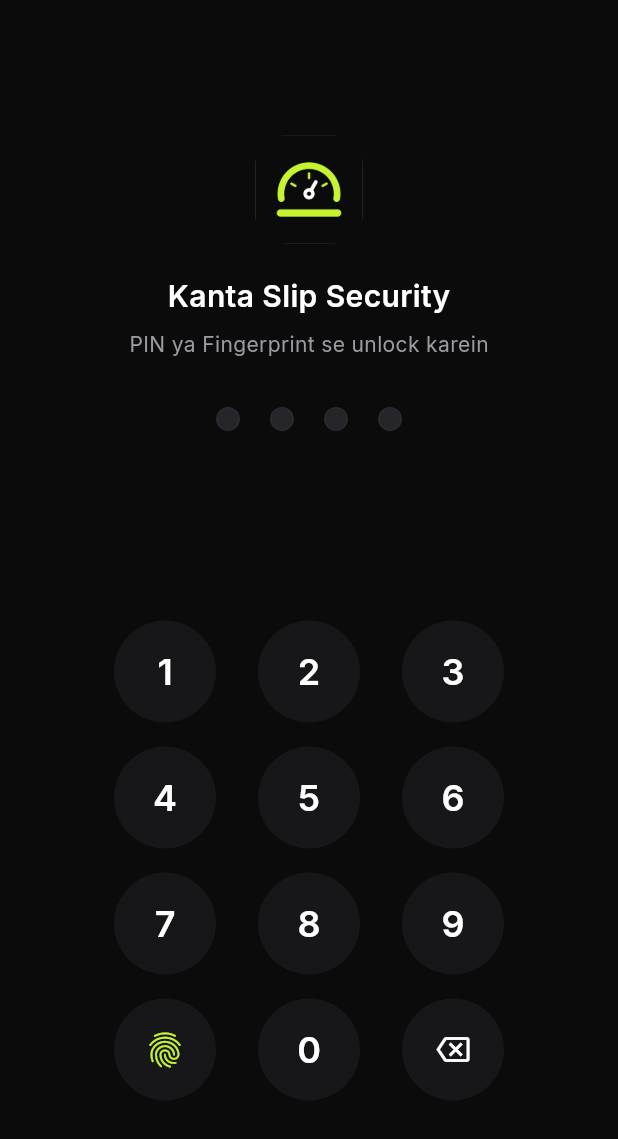
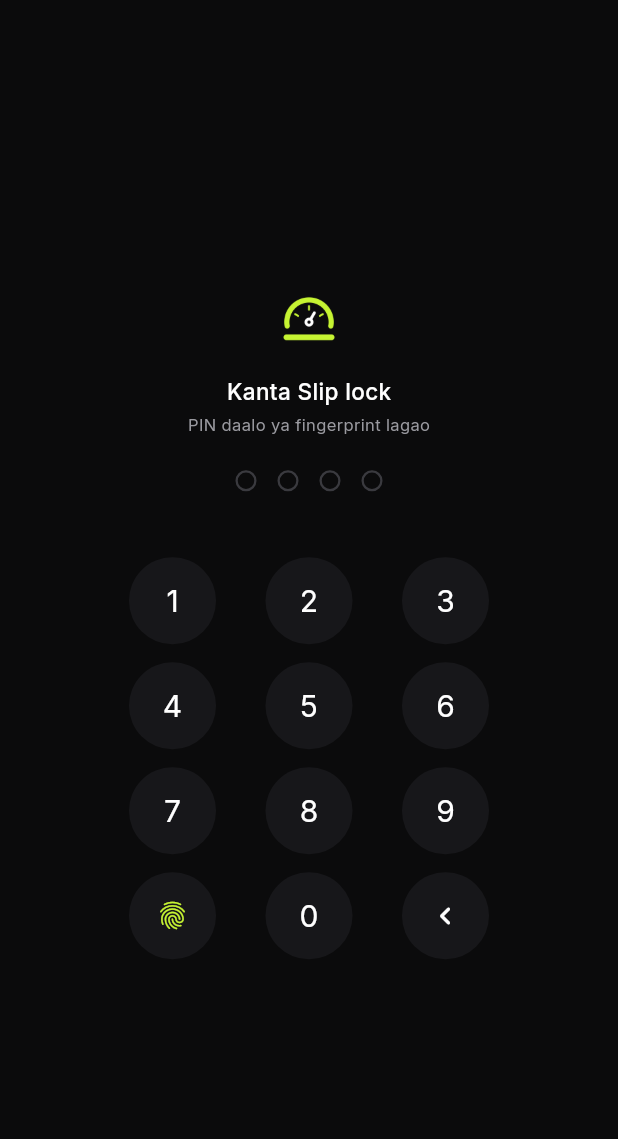
Before and after one commit to DINESH0768/JOSHI-SALES, a Flutter app: the LockScreen screen opened directly with empty values, on a phone screen of 412 x 824 dp. Shown: the top 1139 px of the screen. Run offline on Flutter 3.47's test engine with Material 3 defaults, Android fonts, the phone set to English and light mode, and no system bars; our stand-ins replace drift, flutter_riverpod, flutter_secure_storage, go_router, local_auth; accounts and stored records are empty; generated files the repository leaves out were written again.

Commit message:
Align Milestone 1 UI screens with design reference and update app branding
- Update Splash Screen, Lock Screen, Home Header, Floating Bottom Nav, and Settings Screen to match HTML design specs exactly
- Replace 'J' text avatar in Home Header with official Kanta Slip logo square
- Configure launcher icon with background #0B0B0C and branding assets
- Update GoRouter routes and unit/widget tests

Co-authored-by: DINESH0768 <161393071+DINESH0768@users.noreply.github.com>

```diff
--- a/lib/core/navigation/app_router.dart
+++ b/lib/core/navigation/app_router.dart
@@ -3,6 +3,8 @@ import 'package:go_router/go_router.dart';
 import '../../core/widgets/floating_bottom_nav.dart';
 import '../../core/widgets/placeholder_screen.dart';
 import '../../features/home/presentation/home_screen.dart';
+import '../../features/settings/presentation/settings_screen.dart';
+import '../../features/splash/presentation/splash_screen.dart';
 
 final GlobalKey<NavigatorState> _rootNavigatorKey = GlobalKey<NavigatorState>();
 final GlobalKey<NavigatorState> _shellNavigatorKey = GlobalKey<NavigatorState>();
@@ -11,6 +13,14 @@ final appRouter = GoRouter(
   navigatorKey: _rootNavigatorKey,
   initialLocation: '/home',
   routes: [
+    GoRoute(
+      path: '/splash',
+      builder: (context, state) => const SplashScreen(),
+    ),
+    GoRoute(
+      path: '/settings',
+      builder: (context, state) => const SettingsScreen(),
+    ),
     ShellRoute(
       navigatorKey: _shellNavigatorKey,
       builder: (context, state, child) {
--- a/lib/features/lock/presentation/lock_screen.dart
+++ b/lib/features/lock/presentation/lock_screen.dart
@@ -42,7 +42,7 @@ class _LockScreenState extends State<LockScreen> {
         }
       }
     } catch (_) {
-      // Biometrics fallback to PIN
+      // Biometrics fallback
     }
   }
 
@@ -69,7 +69,12 @@ class _LockScreenState extends State<LockScreen> {
   }
 
   Future<void> _verifyPin() async {
-    final savedPin = await _storage.read(key: 'user_pin') ?? '1234';
+    String? savedPin;
+    try {
+      savedPin = await _storage.read(key: 'user_pin');
+    } catch (_) {}
+    savedPin ??= '1234';
+
     if (_enteredPin == savedPin) {
       widget.onUnlocked();
     } else {
@@ -85,13 +90,15 @@ class _LockScreenState extends State<LockScreen> {
     }
   }
 
-  Widget _buildKeypadButton(String text, {VoidCallback? onTap, Widget? icon}) {
-    return InkWell(
-      onTap: onTap ?? () => _onKeyPress(text),
-      borderRadius: BorderRadius.circular(36),
+  Widget _buildKeypadButton({String? text, VoidCallback? onTap, Widget? icon}) {
+    return Material(
+      color: Colors.transparent,
+      child: InkWell(
+        onTap: onTap ?? (text != null ? () => _onKeyPress(text) : null),
+        borderRadius: BorderRadius.circular(29),
         child: Container(
-        width: 68,
-        height: 68,
+          width: 58,
+          height: 58,
           alignment: Alignment.center,
           decoration: const BoxDecoration(
             color: AppColors.surface2,
@@ -99,11 +106,12 @@ class _LockScreenState extends State<LockScreen> {
           ),
           child: icon ??
               Text(
-              text,
+                text ?? '',
                 style: const TextStyle(
                   color: AppColors.text,
-                fontSize: 24,
-                fontWeight: FontWeight.w600,
+                  fontSize: 20,
+                  fontWeight: FontWeight.w400,
+                ),
               ),
         ),
       ),
@@ -115,37 +123,40 @@ class _LockScreenState extends State<LockScreen> {
     return Scaffold(
       backgroundColor: AppColors.bg,
       body: SafeArea(
-        child: Padding(
-          padding: const EdgeInsets.symmetric(horizontal: 24),
+        child: Center(
+          child: SingleChildScrollView(
+            padding: const EdgeInsets.symmetric(horizontal: 24, vertical: 10),
             child: Column(
               mainAxisAlignment: MainAxisAlignment.center,
               children: [
-              const Spacer(),
+                // Logo Icon Square
                 Container(
-                width: 72,
-                height: 72,
+                  width: 56,
+                  height: 56,
                   decoration: BoxDecoration(
-                  color: AppColors.surface2,
-                  borderRadius: BorderRadius.circular(20),
-                  border: Border.all(color: AppColors.border, width: 0.5),
+                    borderRadius: BorderRadius.circular(13),
                   ),
+                  clipBehavior: Clip.antiAlias,
                   child: Image.asset('assets/branding/app_icon_dark.png'),
                 ),
-              const SizedBox(height: 20),
+                const SizedBox(height: 10),
                 const Text(
-                'Kanta Slip Security',
+                  'Kanta Slip lock',
                   style: TextStyle(
                     color: AppColors.text,
-                  fontSize: 20,
-                  fontWeight: FontWeight.w600,
+                    fontSize: 15,
+                    fontWeight: FontWeight.w500,
                   ),
                 ),
-              const SizedBox(height: 8),
+                const SizedBox(height: 4),
                 const Text(
-                'PIN ya Fingerprint se unlock karein',
-                style: TextStyle(color: AppColors.muted, fontSize: 14),
+                  'PIN daalo ya fingerprint lagao',
+                  style: TextStyle(
+                    color: AppColors.muted,
+                    fontSize: 11,
                   ),
-              const SizedBox(height: 32),
+                ),
+                const SizedBox(height: 22),
 
                 // PIN dots
                 Row(
@@ -153,84 +164,93 @@ class _LockScreenState extends State<LockScreen> {
                   children: List.generate(4, (index) {
                     final isFilled = index < _enteredPin.length;
                     return Container(
-                    margin: const EdgeInsets.symmetric(horizontal: 10),
-                    width: 16,
-                    height: 16,
+                      margin: const EdgeInsets.symmetric(horizontal: 7),
+                      width: 14,
+                      height: 14,
                       decoration: BoxDecoration(
                         shape: BoxShape.circle,
-                      color: isFilled ? AppColors.lime : AppColors.surface3,
+                        color: isFilled ? AppColors.lime : Colors.transparent,
                         border: Border.all(
-                        color: isFilled ? AppColors.lime : AppColors.border,
-                        width: 1,
+                          color: isFilled ? AppColors.lime : const Color(0xFF3A3A3F),
+                          width: 1.5,
                         ),
                       ),
                     );
                   }),
                 ),
 
-              const SizedBox(height: 16),
+                const SizedBox(height: 12),
                 SizedBox(
-                height: 20,
+                  height: 18,
                   child: _errorText.isNotEmpty
-                    ? Text(_errorText, style: const TextStyle(color: AppColors.danger, fontSize: 13))
+                      ? Text(
+                          _errorText,
+                          style: const TextStyle(color: AppColors.danger, fontSize: 12),
+                        )
                       : null,
                 ),
 
-              const Spacer(),
+                const SizedBox(height: 14),
 
-              // Numeric Keypad (1-9, 0, backspace, fingerprint)
+                // Keypad Grid 3x4
                 SizedBox(
-                width: 260,
+                  width: 240,
                   child: Column(
                     children: [
                       Row(
                         mainAxisAlignment: MainAxisAlignment.spaceBetween,
                         children: [
-                        _buildKeypadButton('1'),
-                        _buildKeypadButton('2'),
-                        _buildKeypadButton('3'),
+                          _buildKeypadButton(text: '1'),
+                          _buildKeypadButton(text: '2'),
+                          _buildKeypadButton(text: '3'),
                         ],
                       ),
-                    const SizedBox(height: 16),
+                      const SizedBox(height: 12),
                       Row(
                         mainAxisAlignment: MainAxisAlignment.spaceBetween,
                         children: [
-                        _buildKeypadButton('4'),
-                        _buildKeypadButton('5'),
-                        _buildKeypadButton('6'),
+                          _buildKeypadButton(text: '4'),
+                          _buildKeypadButton(text: '5'),
+                          _buildKeypadButton(text: '6'),
                         ],
                       ),
-                    const SizedBox(height: 16),
+                      const SizedBox(height: 12),
                       Row(
                         mainAxisAlignment: MainAxisAlignment.spaceBetween,
                         children: [
-                        _buildKeypadButton('7'),
-                        _buildKeypadButton('8'),
-                        _buildKeypadButton('9'),
+                          _buildKeypadButton(text: '7'),
+                          _buildKeypadButton(text: '8'),
+                          _buildKeypadButton(text: '9'),
                         ],
                       ),
-                    const SizedBox(height: 16),
+                      const SizedBox(height: 12),
                       Row(
                         mainAxisAlignment: MainAxisAlignment.spaceBetween,
                         children: [
                           _buildKeypadButton(
-                          '',
                             onTap: _checkBiometrics,
-                          icon: const Icon(Icons.fingerprint, color: AppColors.lime, size: 28),
+                            icon: const Icon(
+                              Icons.fingerprint_rounded,
+                              color: AppColors.lime,
+                              size: 22,
                             ),
-                        _buildKeypadButton('0'),
+                          ),
+                          _buildKeypadButton(text: '0'),
                           _buildKeypadButton(
-                          '',
                             onTap: _onBackspace,
-                          icon: const Icon(Icons.backspace_outlined, color: AppColors.text, size: 22),
+                            icon: const Icon(
+                              Icons.chevron_left_rounded,
+                              color: AppColors.text,
+                              size: 24,
+                            ),
                           ),
                         ],
                       ),
                     ],
                   ),
                 ),
-              const Spacer(),
               ],
+            ),
           ),
         ),
       ),
```
Also changed, not shown: lib/core/widgets/floating_bottom_nav.dart (+12 -16 lines), lib/features/home/presentation/home_screen.dart (+40 -22 lines), lib/features/settings/presentation/settings_screen.dart (added, +336 -0 lines), lib/features/splash/presentation/splash_screen.dart (added, +69 -0 lines), 2 other files. Lines whose indentation alone changed are shown as unchanged.
